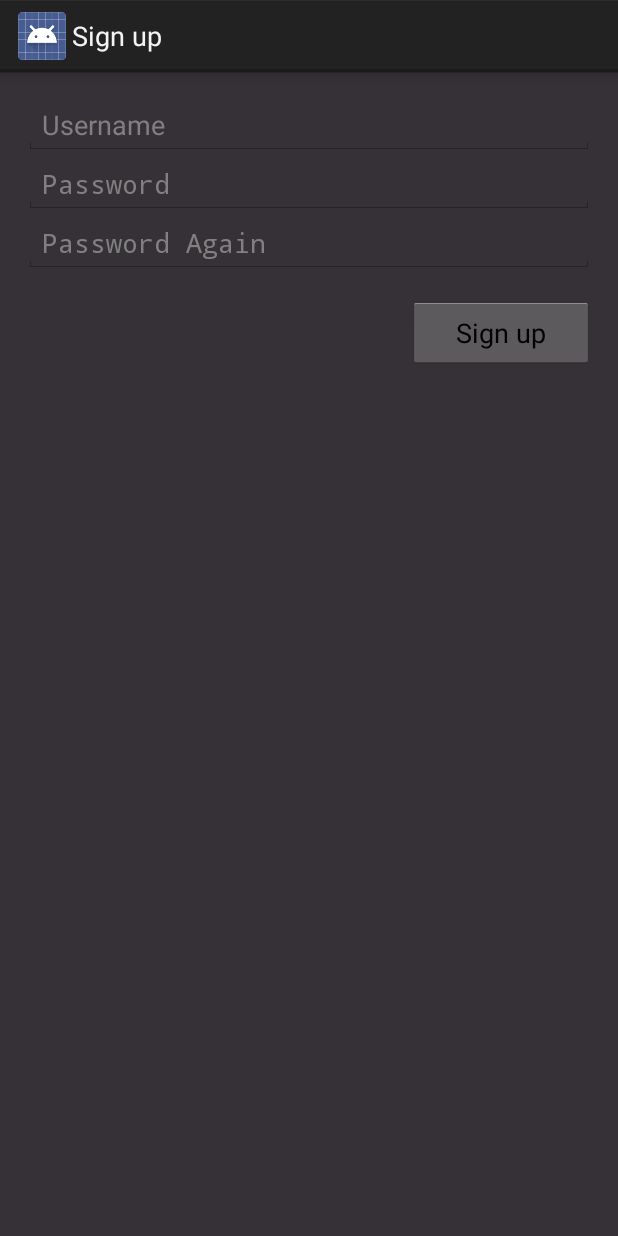
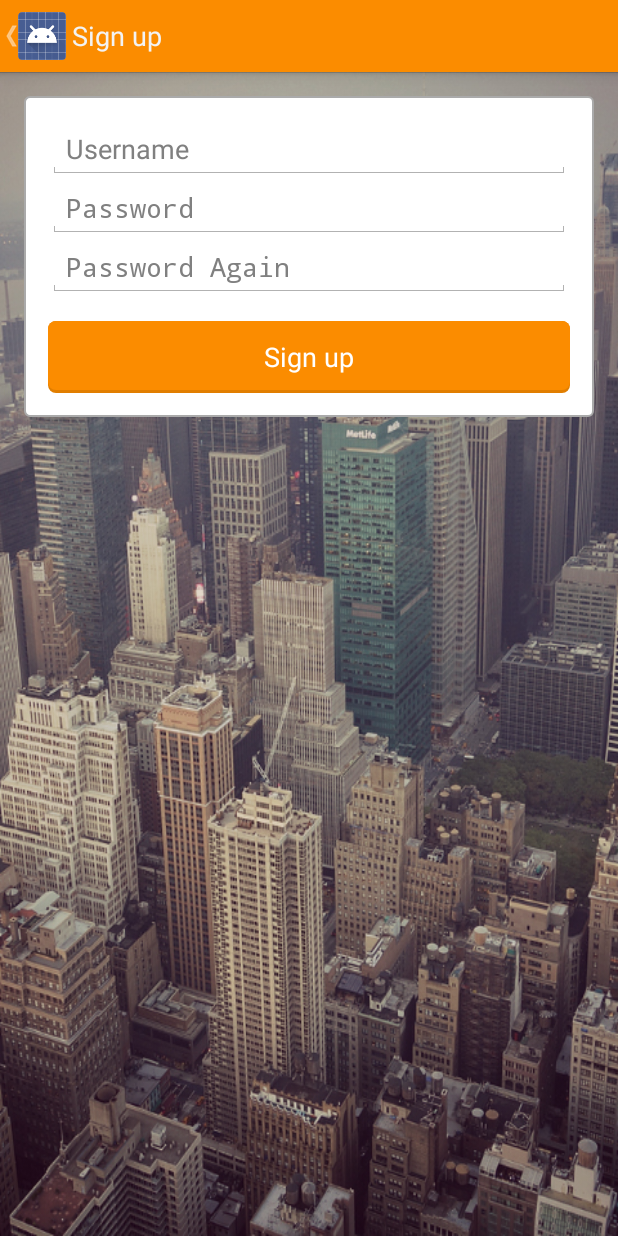
Before and after one commit to ErreMalote/TagPi2, an Android app: the SignUpActivity screen opened directly, with no data from a screen before it, on a phone screen of 412 x 824 dp. Run offline under Robolectric (Android 15) with nearby library versions, the phone set to English and light mode, and no system bars.

Commit message:
Updated UI: Login, Signup and welcome

```diff
--- /dev/null
+++ b/app/src/main/res/drawable/actionbar_bg.xml
@@ -0,0 +1,5 @@
+<?xml version="1.0" encoding="utf-8"?>
+<shape xmlns:android="http://schemas.android.com/apk/res/android"
+    android:shape="rectangle">
+    <solid android:color="@color/orange" />
+</shape>
--- /dev/null
+++ b/app/src/main/res/drawable/button_bg.xml
@@ -0,0 +1,15 @@
+<?xml version="1.0" encoding="utf-8"?>
+<layer-list xmlns:android="http://schemas.android.com/apk/res/android">
+    <item>
+        <shape android:shape="rectangle">
+            <corners android:radius="5dp" />
+            <solid android:color="@color/orange_shadow" />
+        </shape>
+    </item>
+    <item android:bottom="2dp">
+        <shape android:shape="rectangle">
+            <corners android:radius="5dp" />
+            <solid android:color="@color/orange" />
+        </shape>
+    </item>
+</layer-list>
--- /dev/null
+++ b/app/src/main/res/drawable/button_bg_selected.xml
@@ -0,0 +1,6 @@
+<?xml version="1.0" encoding="utf-8"?>
+<shape xmlns:android="http://schemas.android.com/apk/res/android"
+    android:shape="rectangle">
+    <corners android:radius="5dp" />
+    <solid android:color="@color/orange" />
+</shape>
--- /dev/null
+++ b/app/src/main/res/drawable/button_selector.xml
@@ -0,0 +1,5 @@
+<?xml version="1.0" encoding="utf-8"?>
+<selector xmlns:android="http://schemas.android.com/apk/res/android">
+    <item android:state_pressed="false" android:drawable="@drawable/button_bg" />
+    <item android:state_pressed="true" android:drawable="@drawable/button_bg_selected" />
+</selector>
--- /dev/null
+++ b/app/src/main/res/drawable/login_box.xml
@@ -0,0 +1,7 @@
+<?xml version="1.0" encoding="utf-8"?>
+<shape xmlns:android="http://schemas.android.com/apk/res/android"
+    android:shape="rectangle">
+    <corners android:radius="3dp" />
+    <solid android:color="@android:color/white" />
+    <stroke android:width="1dp" android:color="@android:color/darker_gray" />
+</shape>
--- a/app/src/main/res/layout/activity_signup.xml
+++ b/app/src/main/res/layout/activity_signup.xml
@@ -1,18 +1,19 @@
-<merge xmlns:android="http://schemas.android.com/apk/res/android"
+<FrameLayout xmlns:android="http://schemas.android.com/apk/res/android"
     xmlns:tools="http://schemas.android.com/tools"
+    android:layout_width="fill_parent"
+    android:layout_height="fill_parent"
+    android:background="@drawable/bg"
     tools:context=".SignUpActivity" >
 
     <!-- Login form -->
 
-    <ScrollView
-        android:id="@+id/signup_form"
-        android:layout_width="match_parent"
-        android:layout_height="match_parent"
-        android:background="#ff363136">
-
     <LinearLayout
         style="@style/LoginFormContainer"
-            android:orientation="vertical" >
+        android:orientation="vertical"
+        android:layout_height="wrap_content"
+        android:layout_width="fill_parent"
+        android:layout_margin="16dp"
+        android:background="@drawable/login_box">
 
         <EditText
             android:id="@+id/username_edit_text"
@@ -46,14 +47,11 @@
 
         <Button
             android:id="@+id/action_button"
-                android:layout_width="wrap_content"
+            android:layout_width="fill_parent"
             android:layout_height="wrap_content"
-                android:layout_gravity="end"
             android:layout_marginTop="16dp"
-                android:paddingLeft="32dp"
-                android:paddingRight="32dp"
+            style="@style/LoginButton"
             android:text="@string/signup" />
     </LinearLayout>
-    </ScrollView>
 
-</merge>
+</FrameLayout>
--- /dev/null
+++ b/app/src/main/res/values/color.xml
@@ -0,0 +1,7 @@
+<?xml version="1.0" encoding="utf-8"?>
+<resources>
+    <color name="orange">#FB8C00</color>
+    <color name="orange_shadow">#E17E00</color>
+    <color name="orange_dark">#E65100</color>
+    <color name="orange_light">#FF9800</color>
+</resources>
--- a/app/src/main/res/values/styles.xml
+++ b/app/src/main/res/values/styles.xml
@@ -3,19 +3,20 @@
 
     <!--
         Base application theme, dependent on API level. This theme is replaced
-        by AppBaseTheme from res/values-vXX/styles.xml on newer devices.
-    -->
-    <style name="AppBaseTheme" parent="android:Theme.Light">
-        <!--
-            Theme customizations available in newer API levels can go in
-            res/values-vXX/styles.xml, while customizations related to
-            backward-compatibility can go here.
-        -->
+        by AppBaseTheme from res/values-vXX/styles.xml on newer devices. -->
+
+    <!-- Application theme. -->
+    <style name="AppTheme" parent="android:Theme.Holo.Light.DarkActionBar">
+        <item name="android:actionBarStyle">@style/ActionBar</item>
     </style>
 
-    <!-- Application theme. -->
-    <style name="AppTheme" parent="AppBaseTheme">
-        <!-- All customizations that are NOT specific to a particular API-level can go here. -->
+    <style name="ActionBar" parent="@android:style/Widget.Holo.Light.ActionBar.Solid.Inverse">
+        <item name="android:background">@drawable/actionbar_bg</item>
+    </style>
+
+    <style name="LoginButton" parent="@android:style/Widget.Holo.Light.Button">
+        <item name="android:background">@drawable/button_selector</item>
+        <item name="android:textColor">@android:color/white</item>
     </style>
 
     <style name="LoginFormContainer">
```
Also changed, not shown: app/src/main/AndroidManifest.xml (+12 -2 lines), app/src/main/res/layout/activity_login.xml (+14 -18 lines), app/src/main/res/layout/activity_welcome.xml (+8 -2 lines), app/src/main/res/drawable-xhdpi/bg.jpg (added), 217 other files. Lines whose indentation alone changed are shown as unchanged.
